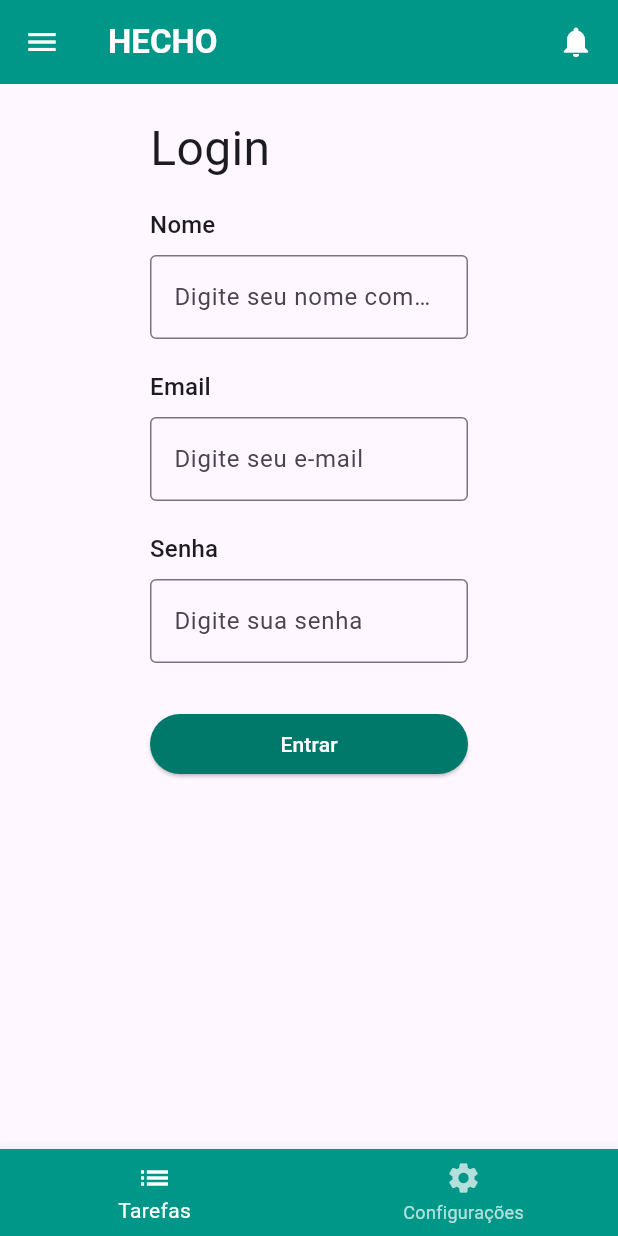
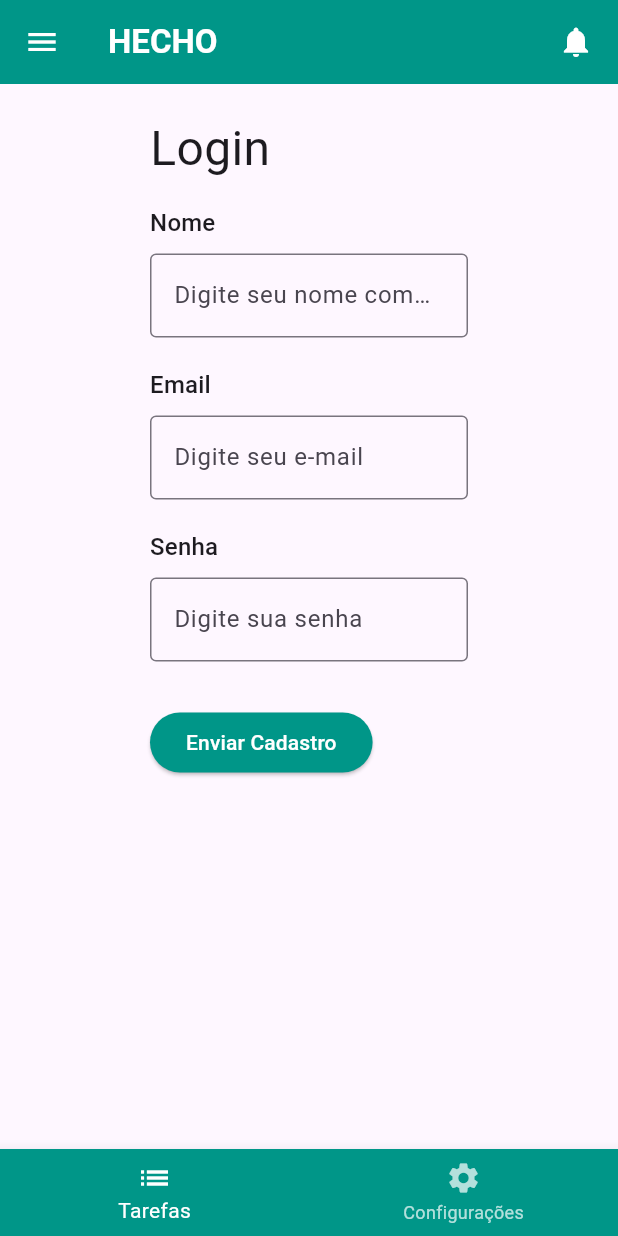
Before and after one commit to pcfrati/sa01mobile, a Flutter app: the screen it shows after launch, on a phone screen of 412 x 824 dp. Run offline on Flutter 3.47's test engine with Material 3 defaults, Android fonts, the phone set to English and light mode, and no system bars.

Commit message:
Update home_screen.dart

```diff
--- a/lib/views/home_screen.dart
+++ b/lib/views/home_screen.dart
@@ -1,55 +1,49 @@
 import 'package:flutter/material.dart';
 
+// direciona para a pagina
 void main() {
-  runApp(const MyApp());
+  runApp(const MaterialApp(debugShowCheckedModeBanner: false, home: TelaLogin()));
 }
 
-class MyApp extends StatelessWidget {
-  const MyApp({super.key});
-
-  @override
-  Widget build(BuildContext context) {
-    return MaterialApp(
-      title: 'HECHO',
-      theme: ThemeData(
-        primarySwatch: Colors.teal,
-      ),
-      home: const TelaLogin(),
-      routes: {
-        '/tasks': (context) => const TasksScreen(),
-        '/dashboard': (context) => const DashboardScreen(),
-      },
-    );
-  }
-}
-
+// Registration screen widget (StatefulWidget)
 class TelaLogin extends StatefulWidget {
   const TelaLogin({super.key});
 
   @override
-  State<TelaLogin> createState() => _TelaLoginState();
+  State<TelaLogin> createState() => _TelaCadastroState();
 }
 
-class _TelaLoginState extends State<TelaLogin> {
+// State for the registration screen
+class _TelaCadastroState extends State<TelaLogin> {
+  // Atributos
   final TextEditingController _nomeController = TextEditingController();
   final TextEditingController _emailController = TextEditingController();
   final TextEditingController _senhaController = TextEditingController();
 
-  void _validarEEntrar() {
+  get bottomNavigationBar => null;
+
+  void _enviarCadastro() {
+    //possivel enviar somente se tem algo escrito
     if (_nomeController.text.isNotEmpty &&
         _emailController.text.isNotEmpty &&
         _senhaController.text.isNotEmpty) {
+
+      //mostra no terminal(?)
+      print("Cadastro Enviado:");
+      print("Nome: ${_nomeController.text}");
+      print("Email: ${_emailController.text}");
+      print("Senha: ${_senhaController.text}");
+
+      //mssg de sucesso
+      //scaffoldMessenger usa o showSnackBar para que ele apareça que nem uma notificação
       ScaffoldMessenger.of(context).showSnackBar(
         const SnackBar(
-          content: Text('Login realizado com sucesso!'),
+          content: Text('Cadastro enviado com sucesso!'),
           backgroundColor: Colors.green,
         ),
       );
-
-      Future.delayed(const Duration(seconds: 1), () {
-        Navigator.pushReplacementNamed(context, '/tasks');
-      });
     } else {
+      // mssg de erro
       ScaffoldMessenger.of(context).showSnackBar(
         const SnackBar(
           content: Text('Por favor, preencha todos os campos.'),
@@ -59,9 +53,12 @@ class _TelaLoginState extends State<TelaLogin> {
     }
   }
 
+
+
   @override
   Widget build(BuildContext context) {
     return Scaffold(
+      //
       drawer: Drawer(
         child: ListView(
           padding: EdgeInsets.zero,
@@ -71,46 +68,54 @@ class _TelaLoginState extends State<TelaLogin> {
               child: Text('Menu', style: TextStyle(color: Colors.white, fontSize: 24)),
             ),
             ListTile(
-              leading: const Icon(Icons.dashboard),
+              leading: const Icon(
+                Icons.dashboard),
               title: const Text('Dashboard'),
               onTap: () {
                 Navigator.pushNamed(context, '/dashboard');
               },
             ),
             const ListTile(
-              leading: Icon(Icons.settings),
+              leading: Icon(
+                Icons.settings),
               title: Text('Configurações'),
             ),
             const ListTile(
-              leading: Icon(Icons.help),
+              leading: Icon(
+                Icons.help),
               title: Text('Ajuda'),
             ),
           ],
         ),
       ),
+      //navbar
        appBar: AppBar(
-        iconTheme: const IconThemeData(color: Colors.white),
+        iconTheme: IconThemeData(color: Colors.white),
         backgroundColor: Colors.teal,
-        title: const Text(
-          "HECHO",
-          style: TextStyle(color: Colors.white, fontWeight: FontWeight.bold),
-        ),
+        title: const Text("HECHO",
+            style: TextStyle(
+                color: Colors.white, fontWeight: FontWeight.bold)),
         actions: const [Icon(Icons.notifications, color: Colors.white), SizedBox(width: 16)],
       ),
+      //corpo
       body: Padding(
+        //EdgeInsets.fromLTRB = left(esquerda), top(topo), right(direita), bottom(baixo)
         padding: const EdgeInsets.fromLTRB(100, 20, 100, 10),
           child: Column(
             crossAxisAlignment: CrossAxisAlignment.start,
             children: <Widget>[
-            const Text("Login", style: TextStyle(fontSize: 32)),
-            const SizedBox(height: 16.0),
+              const Text(
+                "Login",
+                style: TextStyle(fontSize: 32),
+              ),
+              const Padding(padding: EdgeInsets.fromLTRB(0, 5, 0, 10)),
               Text("Nome", style: Theme.of(context).textTheme.titleMedium!),
               const SizedBox(height: 8.0),
               TextField(
                 controller: _nomeController,
                 decoration: const InputDecoration(
                   hintText: 'Digite seu nome completo',
-                border: OutlineInputBorder(),
+                  border: OutlineInputBorder(), // Added border for better UI
                 ),
               ),
               const SizedBox(height: 20.0),
@@ -121,7 +126,7 @@ class _TelaLoginState extends State<TelaLogin> {
                 keyboardType: TextInputType.emailAddress,
                 decoration: const InputDecoration(
                   hintText: 'Digite seu e-mail',
-                border: OutlineInputBorder(),
+                  border: OutlineInputBorder(), // Added border for better UI
                 ),
               ),
               const SizedBox(height: 20.0),
@@ -130,23 +135,25 @@ class _TelaLoginState extends State<TelaLogin> {
               TextField(
                 controller: _senhaController,
                 keyboardType: TextInputType.number,
-              obscureText: true,
                 decoration: const InputDecoration(
                   hintText: 'Digite sua senha',
-                border: OutlineInputBorder(),
+                  border: OutlineInputBorder(), // Added border for better UI
                 ),
               ),
-            const SizedBox(height: 30.0),
+              const SizedBox(height: 30.0), // Increased spacing before button
+              // Stretch the button to full width
               SizedBox(
-              width: double.infinity,
                 child: ElevatedButton(
-                onPressed: _validarEEntrar,
+                  onPressed: _enviarCadastro,
                   style: ButtonStyle(
-                  backgroundColor: MaterialStateProperty.all<Color>(Colors.teal.shade700),
-                  foregroundColor: MaterialStateProperty.all<Color>(Colors.white),
+                    backgroundColor: MaterialStateProperty.all<Color>(
+                        Colors.teal), // Set button color
+                    foregroundColor: MaterialStateProperty.all<Color>(
+                        Colors.white), // Set text color
                   ),
-                child: const Text("Entrar"),
+                  child: const Text("Enviar Cadastro"),
                 ),
+
       ),
       ],
           ),
@@ -166,39 +173,7 @@ class _TelaLoginState extends State<TelaLogin> {
             label: 'Configurações',
           ),
         ],
-      ),
+              )
     );
   }
 }
-
-class TasksScreen extends StatelessWidget {
-  const TasksScreen({super.key});
-
-  @override
-  Widget build(BuildContext context) {
-    return Scaffold(
-      appBar: AppBar(
-        title: const Text('Tarefas'),
-      ),
-      body: const Center(
-        child: Text('Tela de Tarefas'),
-      ),
-    );
-  }
-}
-
-class DashboardScreen extends StatelessWidget {
-  const DashboardScreen({super.key});
-
-  @override
-  Widget build(BuildContext context) {
-    return Scaffold(
-      appBar: AppBar(
-        title: const Text('Dashboard'),
-      ),
-      body: const Center(
-        child: Text('Tela de Dashboard'),
-      ),
-    );
-  }
-}
```
Lines whose indentation alone changed are shown as unchanged.
